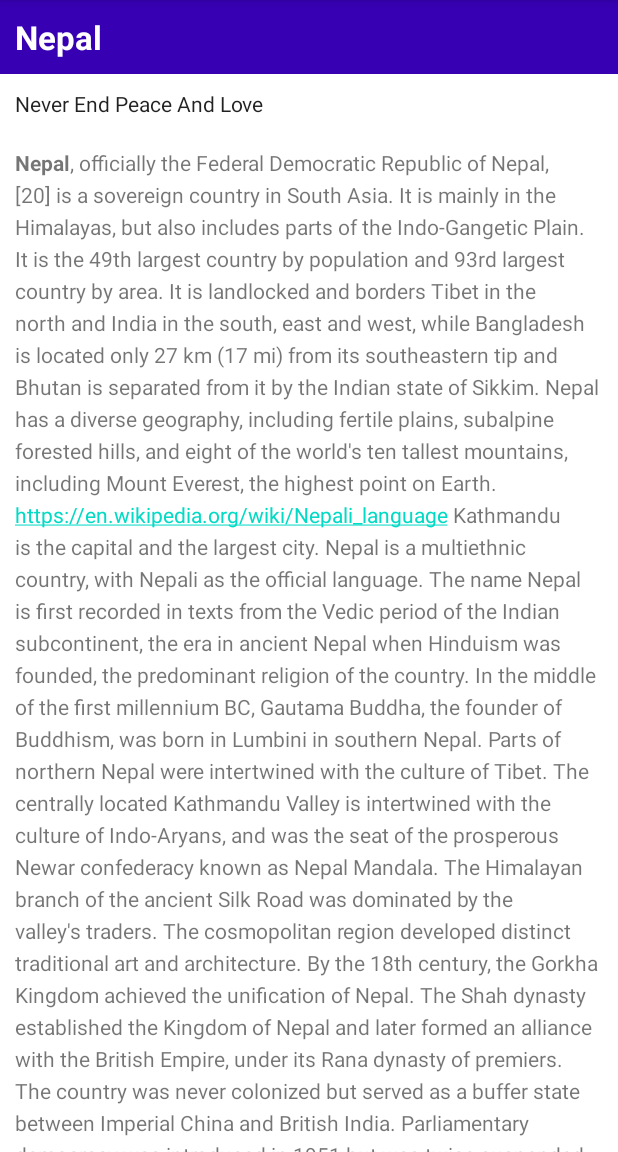
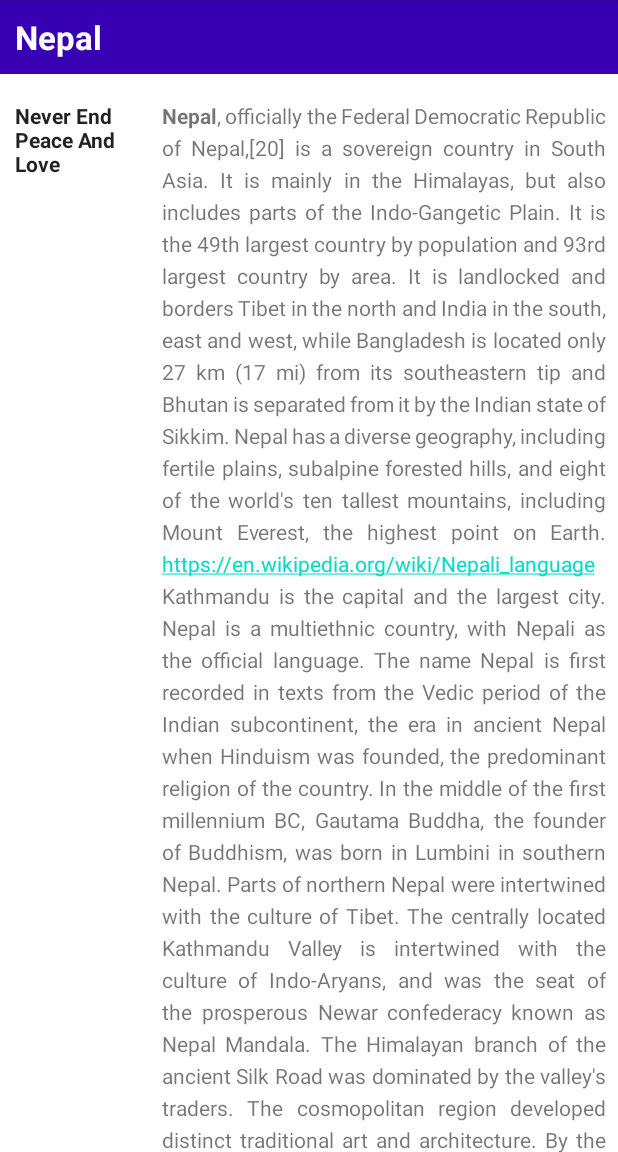
Before and after one commit to Bishwasghimire/ScrollingText, an Android app: the screen it shows after launch (MainActivity), on a phone screen of 412 x 824 dp, the part 84-1236 px from its top. Run offline under Robolectric (Android 15) with nearby library versions, the phone set to English and light mode, and no system bars.

```diff
--- a/app/src/main/res/layout/activity_main.xml
+++ b/app/src/main/res/layout/activity_main.xml
@@ -1,3 +1,4 @@
+<?xml version="1.0" encoding="utf-8"?>
 <RelativeLayout xmlns:android="http://schemas.android.com/apk/res/android"
     xmlns:tools="http://schemas.android.com/tools"
     android:layout_width="match_parent"
@@ -11,8 +12,7 @@
         android:background="@color/purple_700"
         android:padding="@dimen/padding_regular"
         android:text="@string/article_title"
-        android:textAppearance=
-            "@android:style/TextAppearance.DeviceDefault.Large"
+        android:textAppearance="@android:style/TextAppearance.DeviceDefault.Large"
         android:textColor="@android:color/white"
         android:textStyle="bold" />
 
@@ -24,26 +24,28 @@
         <LinearLayout
             android:layout_width="match_parent"
             android:layout_height="wrap_content"
-            android:orientation="vertical">
+            android:orientation="horizontal">
 
             <TextView
                 android:id="@+id/article_subheading"
-                android:layout_width="match_parent"
+                android:layout_width="100dp"
                 android:layout_height="wrap_content"
+                android:layout_marginTop="@dimen/margin_regular"
                 android:padding="@dimen/padding_regular"
                 android:text="@string/article_subtitle"
-                android:textAppearance=
-                    "@android:style/TextAppearance.DeviceDefault" />
+                android:textAppearance="@android:style/TextAppearance.DeviceDefault"
+                android:textStyle="bold" />
 
             <TextView
                 android:id="@+id/article"
                 android:layout_width="wrap_content"
                 android:layout_height="wrap_content"
+                android:layout_margin="@dimen/margin_regular"
                 android:autoLink="web"
+                android:justificationMode="inter_word"
                 android:lineSpacingExtra="@dimen/line_spacing"
-                android:padding="@dimen/padding_regular"
                 android:text="@string/article_text" />
+
         </LinearLayout>
-
     </ScrollView>
 </RelativeLayout>
```
Also changed, not shown: app/src/main/res/drawable/homework.gif (added), app/src/main/res/drawable/tasks.gif (deleted), 1 other file.
